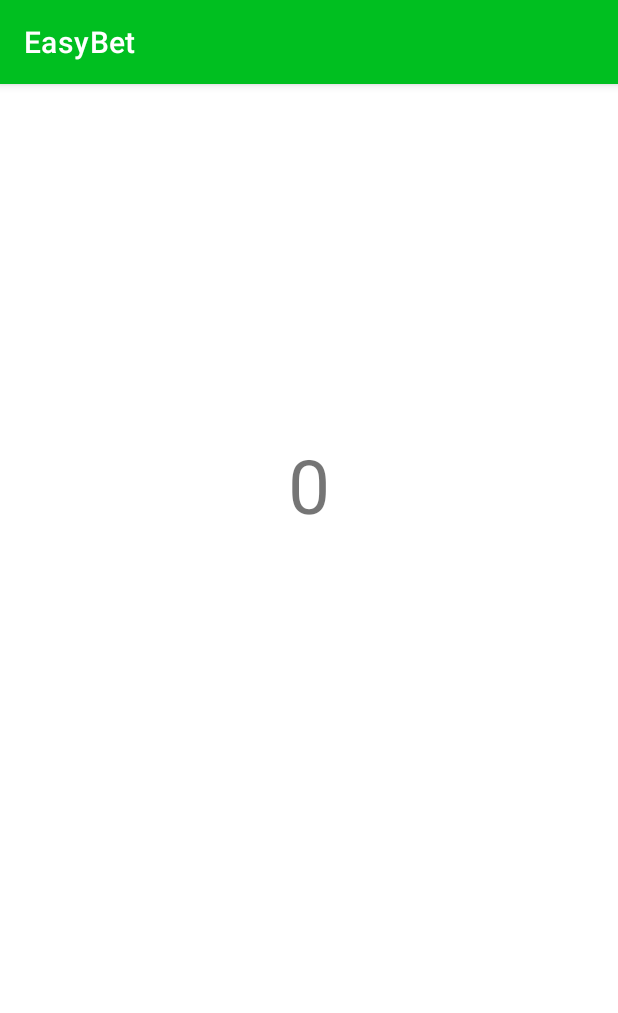
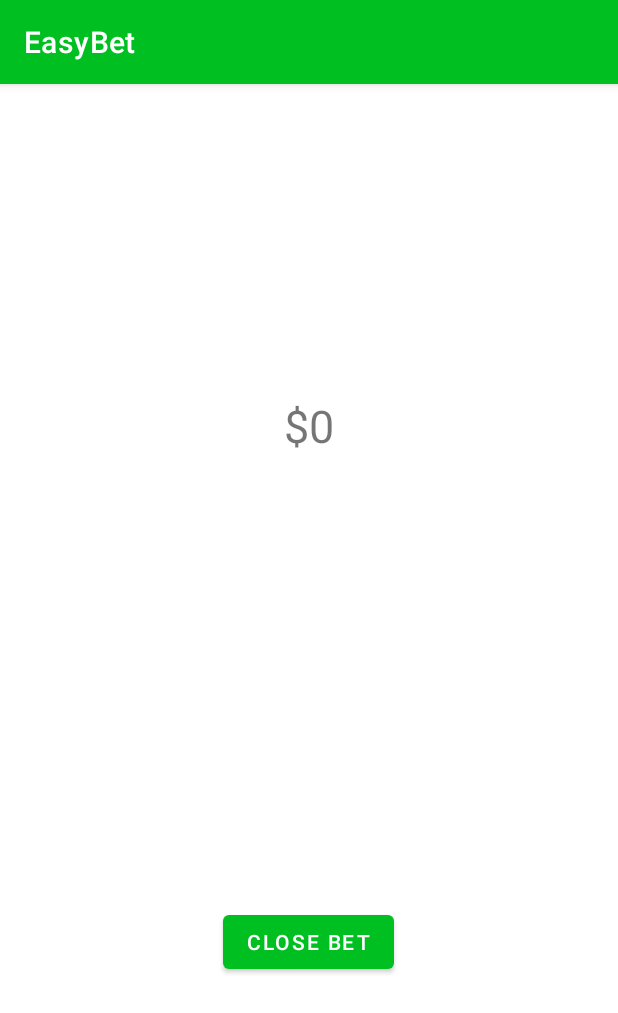
Before and after one commit to csmith845/EzBet, an Android app: the Bet_room_view screen opened directly, with no data from a screen before it, on a phone screen of 412 x 824 dp. Shown: the top 1013 px of the screen. Run offline under Robolectric (Android 15) with nearby library versions, the phone set to English and light mode, and no system bars; our stand-ins replace Firebase (no records; nobody signed in at launch, a user with empty details on screens opened directly).

Commit message:
Start of close button

```diff
--- a/app/src/main/java/com/cooper/android/easybet/BetListFragment.kt
+++ b/app/src/main/java/com/cooper/android/easybet/BetListFragment.kt
@@ -50,12 +50,14 @@ class BetListFragment:Fragment() {
         super.onViewCreated(view, savedInstanceState)
         updateUi(betListViewModel.bets)
     }
-    private fun onRoomSelected(title: String, pot: Int){
+    private fun onRoomSelected(title: String, pot: Int,UserID1:String,room_id:String){
 
         val intent = Intent(activity, Bet_room_view::class.java)
-
+        intent.putExtra("room_id",room_id)
         intent.putExtra("title", title)
         intent.putExtra("pot", pot)
+        intent.putExtra("UserID1", UserID1)
+
         startActivity(intent)
     }
 
@@ -85,7 +87,7 @@ class BetListFragment:Fragment() {
         }
 
         override fun onClick(v: View?) {
-            onRoomSelected(this.bet.title, this.bet.pot)
+            onRoomSelected(this.bet.title, this.bet.pot,this.bet.friend1,this.bet.id.toString())
         }
     }
 
--- a/app/src/main/java/com/cooper/android/easybet/Bet_room_view.kt
+++ b/app/src/main/java/com/cooper/android/easybet/Bet_room_view.kt
@@ -1,30 +1,52 @@
 package com.cooper.android.easybet
 
 import android.content.Intent
+import android.graphics.Color
 import android.os.Bundle
 import android.os.PersistableBundle
 import android.util.Log
+import android.view.ViewGroup
+import android.widget.Button
+import android.widget.LinearLayout
 import android.widget.TextView
 import androidx.appcompat.app.AppCompatActivity
+import com.google.firebase.auth.ktx.auth
+import com.google.firebase.database.ktx.database
+import com.google.firebase.ktx.Firebase
 
 
 class Bet_room_view: AppCompatActivity() {
     val TAG = "betroom"
     private lateinit var id: TextView
     private lateinit var potdisplay: TextView
+    private lateinit var closeButton:Button
+    private var uid = Firebase.auth.currentUser!!.uid
+    private var payoutFlag = 0
 
     override fun onCreate(savedInstanceState: Bundle?) {
         super.onCreate(savedInstanceState)
         setContentView(R.layout.bet_room)
         id = findViewById(R.id.bet_name)
         potdisplay = findViewById(R.id.pot_display)
-
+        val room_id = intent.getStringExtra("room_id")
         val key = intent.getStringExtra("key")
         val title = intent.getStringExtra("title")
         val pot = intent.getIntExtra("pot", 0)
+        val uid1 = intent.getStringExtra("UserID1")
         id.setText(title)
-        potdisplay.setText(pot.toString())
+        potdisplay.setText("$"+pot.toString())
+
+        closeButton = findViewById(R.id.closeButton)
+        closeButton.setOnClickListener{
+            if (payoutFlag == 0){
+
+            }
+        }
+
+
+
 
     }
 
+
 }
--- a/app/src/main/java/com/cooper/android/easybet/Wallet.kt
+++ b/app/src/main/java/com/cooper/android/easybet/Wallet.kt
@@ -27,8 +27,9 @@ object Wallet{
         return bal
 
     }
-    fun withdrawal(amount:Int){
-        if(amount>bal){
+    fun withdrawal( amount:Int){
+
+        if(amount> bal){
             return
         }else{
             bal -= amount
--- a/app/src/main/res/layout/bet_room.xml
+++ b/app/src/main/res/layout/bet_room.xml
@@ -12,15 +12,22 @@
         android:id="@+id/bet_name"
         android:textAlignment="center"
         android:layout_marginTop="100dp"
-        android:textSize="70sp"
+        android:textSize="50sp"
         android:text="temp"/>
     <TextView
         android:layout_width="match_parent"
         android:layout_height="wrap_content"
         android:id="@+id/pot_display"
         android:text="pot"
-        android:textSize="50sp"
+        android:textSize="30sp"
         android:textAlignment="center"
         android:paddingTop="40dp"/>
+    <Button
+        android:layout_width="wrap_content"
+        android:layout_height="wrap_content"
+        android:layout_gravity="center"
+        android:layout_marginTop="300dp"
+        android:text="Close Bet"
+        android:id="@+id/closeButton"/>
 
 </LinearLayout>
```
